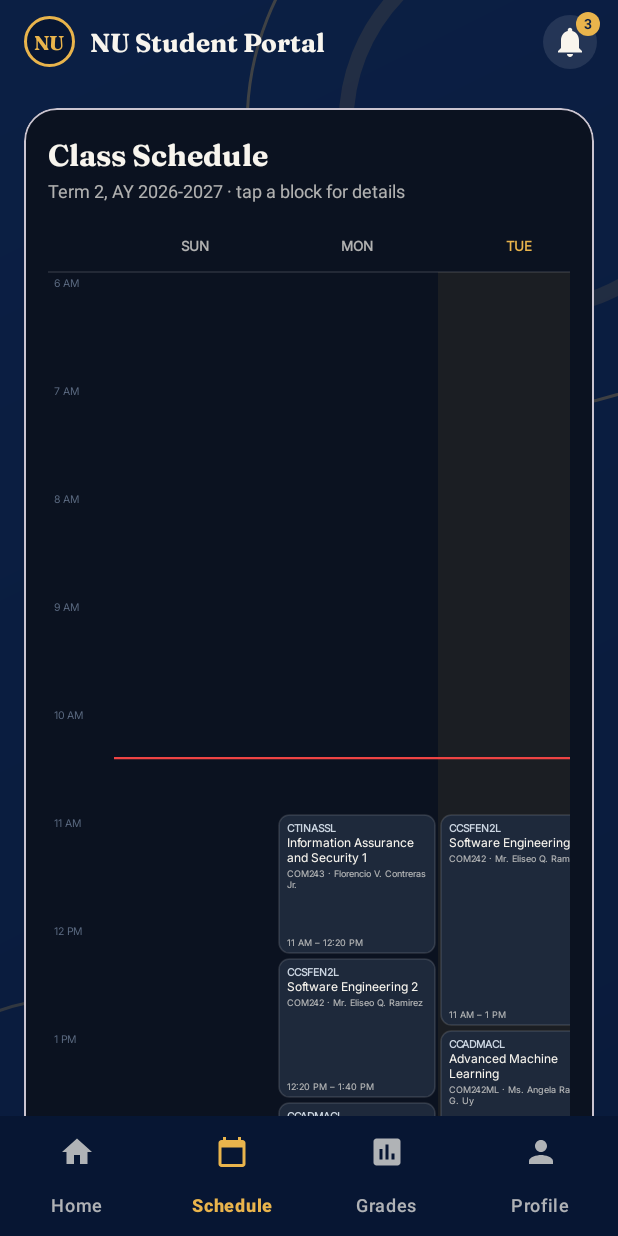
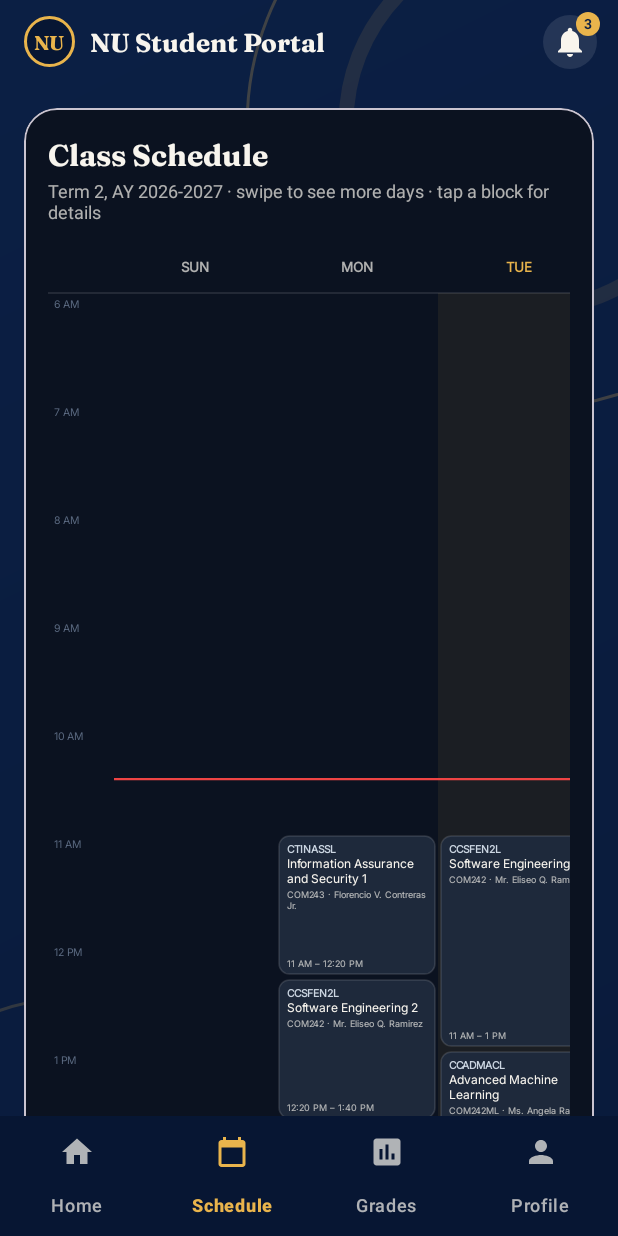
Before and after one commit to renzv-compsci/StudentInfoSystem, an Android app: the PortalActivity screen opened directly, with no data from a screen before it, item 2 of the bottom bar chosen, on a phone screen of 412 x 824 dp. Run offline under Robolectric (Android 15) with nearby library versions, the phone set to English and light mode, and no system bars; 1 statement that could not run was skipped.

Commit message:
Restore login layout and clarify schedule swipe hint

```diff
--- a/app/src/main/res/values/strings.xml
+++ b/app/src/main/res/values/strings.xml
@@ -38,9 +38,10 @@
     <string name="hint_middle_name">Middle Name</string>
     <string name="hint_program">Program</string>
     <string name="btn_submit">Submit</string>
+    <string name="btn_back_dashboard">Back to Dashboard</string>
 
     <string name="title_schedule">Class Schedule</string>
-    <string name="schedule_subtitle">Term 2, AY 2026-2027 · tap a block for details</string>
+    <string name="schedule_subtitle">Term 2, AY 2026-2027 · swipe to see more days · tap a block for details</string>
     <string name="title_grades">Grade Report</string>
     <string name="grades_subtitle">Term 2, AY 2026-2027 · scale 1.00 lowest to 4.00 highest</string>
     <string name="gwa_label">General weighted average</string>
```
Also changed, not shown: app/src/main/res/layout/activity_main.xml (+6 -6 lines).
